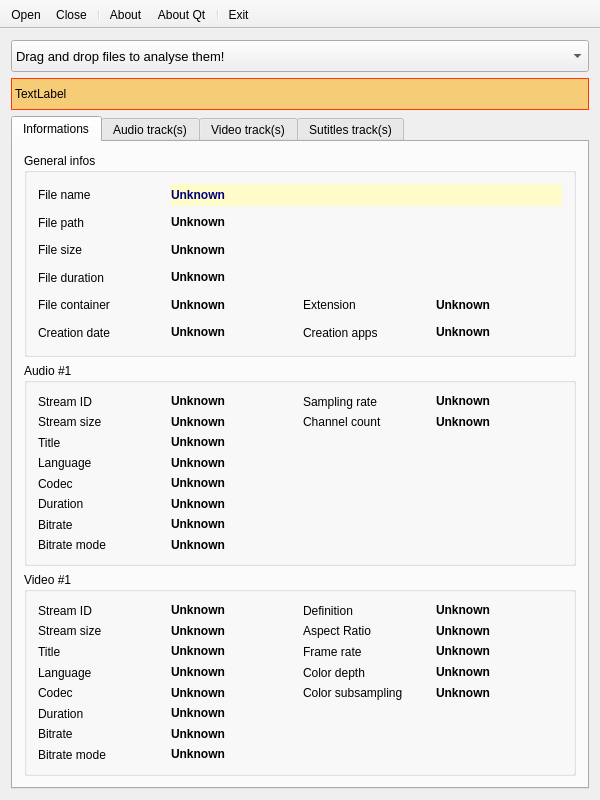
Old version of the form mini_analyser/ui/mainwindow.ui in the repository emericg/MiniVideo.
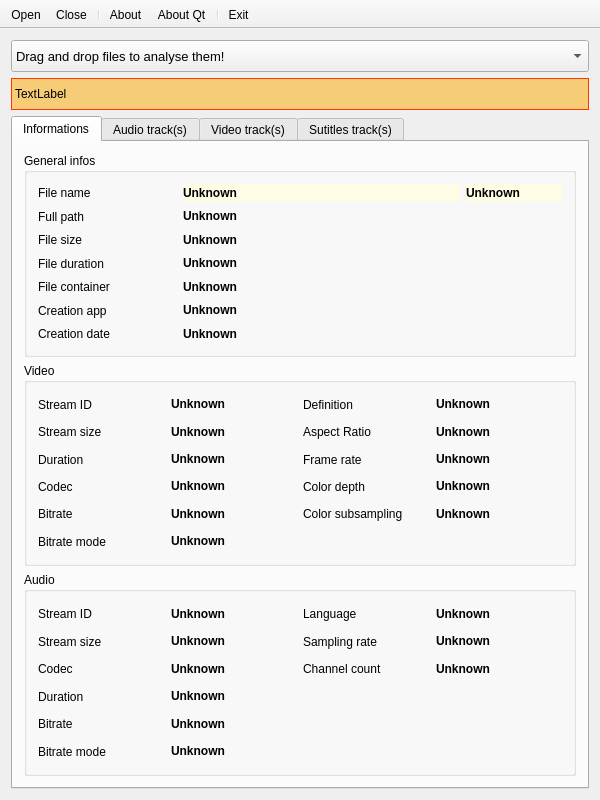
New version of the form. Icons and pictures are not drawn.

The edit to the form file:
```diff
--- a/mini_analyser/ui/mainwindow.ui
+++ b/mini_analyser/ui/mainwindow.ui
@@ -60,85 +60,8 @@
            <string>General infos</string>
           </property>
           <layout class="QGridLayout" name="gridLayout_2">
-           <item row="0" column="1" colspan="3">
-            <widget class="QLabel" name="label_2">
-             <property name="font">
-              <font>
-               <weight>75</weight>
-               <bold>true</bold>
-              </font>
-             </property>
-             <property name="styleSheet">
-              <string notr="true">QLabel { background-color : rgb(255, 252, 202); color : rgb(0, 0, 127); }</string>
-             </property>
-             <property name="text">
-              <string>Unknown</string>
-             </property>
-             <property name="textInteractionFlags">
-              <set>Qt::LinksAccessibleByMouse|Qt::TextSelectableByKeyboard|Qt::TextSelectableByMouse</set>
-             </property>
-            </widget>
-           </item>
-           <item row="1" column="1" colspan="3">
-            <widget class="QLabel" name="label_10">
-             <property name="font">
-              <font>
-               <weight>75</weight>
-               <bold>true</bold>
-              </font>
-             </property>
-             <property name="text">
-              <string>Unknown</string>
-             </property>
-             <property name="textInteractionFlags">
-              <set>Qt::LinksAccessibleByMouse|Qt::TextSelectableByKeyboard|Qt::TextSelectableByMouse</set>
-             </property>
-            </widget>
-           </item>
-           <item row="1" column="0">
-            <widget class="QLabel" name="label_filepath">
-             <property name="font">
-              <font>
-               <weight>50</weight>
-               <bold>false</bold>
-              </font>
-             </property>
-             <property name="text">
-              <string>File path</string>
-             </property>
-            </widget>
-           </item>
-           <item row="3" column="1" colspan="3">
-            <widget class="QLabel" name="label_14">
-             <property name="font">
-              <font>
-               <weight>75</weight>
-               <bold>true</bold>
-              </font>
-             </property>
-             <property name="text">
-              <string>Unknown</string>
-             </property>
-             <property name="textInteractionFlags">
-              <set>Qt::LinksAccessibleByMouse|Qt::TextSelectableByKeyboard|Qt::TextSelectableByMouse</set>
-             </property>
-            </widget>
-           </item>
-           <item row="5" column="0">
-            <widget class="QLabel" name="label_creationdate">
-             <property name="font">
-              <font>
-               <weight>50</weight>
-               <bold>false</bold>
-              </font>
-             </property>
-             <property name="text">
-              <string>Creation date</string>
-             </property>
-            </widget>
-           </item>
            <item row="0" column="0">
-            <widget class="QLabel" name="label_filename">
+            <widget class="QLabel" name="label_0">
              <property name="font">
               <font>
                <weight>50</weight>
@@ -150,21 +73,65 @@
              </property>
             </widget>
            </item>
-           <item row="4" column="2">
-            <widget class="QLabel" name="label_filecontainer">
+           <item row="0" column="1" colspan="2">
+            <widget class="QLabel" name="label_filename">
              <property name="font">
               <font>
+               <weight>75</weight>
+               <bold>true</bold>
+              </font>
+             </property>
+             <property name="styleSheet">
+              <string notr="true">QLabel { background-color : rgb(255, 252, 230); color : rgb(0, 0, 0); }</string>
+             </property>
+             <property name="text">
+              <string>Unknown</string>
+             </property>
+             <property name="textInteractionFlags">
+              <set>Qt::LinksAccessibleByMouse|Qt::TextSelectableByKeyboard|Qt::TextSelectableByMouse</set>
+             </property>
+            </widget>
+           </item>
+           <item row="0" column="3">
+            <widget class="QLabel" name="label_container_extension">
+             <property name="maximumSize">
+              <size>
+               <width>96</width>
+               <height>16777215</height>
+              </size>
+             </property>
+             <property name="font">
+              <font>
+               <weight>75</weight>
+               <bold>true</bold>
+              </font>
+             </property>
+             <property name="styleSheet">
+              <string notr="true">QLabel { background-color : rgb(255, 252, 230); color : rgb(0, 0, 0); }</string>
+             </property>
+             <property name="text">
+              <string>Unknown</string>
+             </property>
+             <property name="textInteractionFlags">
+              <set>Qt::LinksAccessibleByMouse|Qt::TextSelectableByKeyboard|Qt::TextSelectableByMouse</set>
+             </property>
+            </widget>
+           </item>
+           <item row="1" column="0">
+            <widget class="QLabel" name="label_1">
+             <property name="font">
+              <font>
                <weight>50</weight>
                <bold>false</bold>
               </font>
              </property>
              <property name="text">
-              <string>Extension</string>
+              <string>Full path</string>
              </property>
             </widget>
            </item>
-           <item row="5" column="1">
-            <widget class="QLabel" name="label_15">
+           <item row="1" column="1" colspan="3">
+            <widget class="QLabel" name="label_fullpath">
              <property name="font">
               <font>
                <weight>75</weight>
@@ -179,8 +146,8 @@
              </property>
             </widget>
            </item>
-           <item row="3" column="0">
-            <widget class="QLabel" name="label_4">
+           <item row="2" column="0">
+            <widget class="QLabel" name="label_2">
              <property name="font">
               <font>
                <weight>50</weight>
@@ -188,7 +155,7 @@
               </font>
              </property>
              <property name="text">
-              <string>File duration</string>
+              <string>File size</string>
              </property>
             </widget>
            </item>
@@ -208,39 +175,7 @@
              </property>
             </widget>
            </item>
-           <item row="4" column="3">
-            <widget class="QLabel" name="label_12">
-             <property name="font">
-              <font>
-               <weight>75</weight>
-               <bold>true</bold>
-              </font>
-             </property>
-             <property name="text">
-              <string>Unknown</string>
-             </property>
-             <property name="textInteractionFlags">
-              <set>Qt::LinksAccessibleByMouse|Qt::TextSelectableByKeyboard|Qt::TextSelectableByMouse</set>
-             </property>
-            </widget>
-           </item>
-           <item row="4" column="1">
-            <widget class="QLabel" name="label_11">
-             <property name="font">
-              <font>
-               <weight>75</weight>
-               <bold>true</bold>
-              </font>
-             </property>
-             <property name="text">
-              <string>Unknown</string>
-             </property>
-             <property name="textInteractionFlags">
-              <set>Qt::LinksAccessibleByMouse|Qt::TextSelectableByKeyboard|Qt::TextSelectableByMouse</set>
-             </property>
-            </widget>
-           </item>
-           <item row="2" column="0">
+           <item row="3" column="0">
             <widget class="QLabel" name="label_3">
              <property name="font">
               <font>
@@ -249,28 +184,12 @@
               </font>
              </property>
              <property name="text">
-              <string>File size</string>
-             </property>
-            </widget>
-           </item>
-           <item row="5" column="3">
-            <widget class="QLabel" name="label_16">
-             <property name="font">
-              <font>
-               <weight>75</weight>
-               <bold>true</bold>
-              </font>
-             </property>
-             <property name="text">
-              <string>Unknown</string>
-             </property>
-             <property name="textInteractionFlags">
-              <set>Qt::LinksAccessibleByMouse|Qt::TextSelectableByKeyboard|Qt::TextSelectableByMouse</set>
+              <string>File duration</string>
              </property>
             </widget>
            </item>
            <item row="4" column="0">
-            <widget class="QLabel" name="label_fileextension">
+            <widget class="QLabel" name="label_4">
              <property name="font">
               <font>
                <weight>50</weight>
@@ -282,221 +201,34 @@
              </property>
             </widget>
            </item>
-           <item row="5" column="2">
-            <widget class="QLabel" name="label_creationapps">
-             <property name="font">
-              <font>
-               <weight>50</weight>
-               <bold>false</bold>
-              </font>
-             </property>
-             <property name="text">
-              <string>Creation apps</string>
-             </property>
-            </widget>
-           </item>
-          </layout>
-         </widget>
-        </item>
-        <item>
-         <widget class="QGroupBox" name="groupBox_audio1">
-          <property name="title">
-           <string>Audio #1</string>
-          </property>
-          <layout class="QGridLayout" name="gridLayout_4">
-           <item row="0" column="0">
-            <widget class="QLabel" name="label_21">
-             <property name="text">
-              <string>Stream ID</string>
-             </property>
-            </widget>
-           </item>
-           <item row="0" column="1">
-            <widget class="QLabel" name="label_25">
-             <property name="font">
-              <font>
-               <weight>75</weight>
-               <bold>true</bold>
-              </font>
-             </property>
-             <property name="text">
-              <string>Unknown</string>
-             </property>
-             <property name="textInteractionFlags">
-              <set>Qt::LinksAccessibleByMouse|Qt::TextSelectableByKeyboard|Qt::TextSelectableByMouse</set>
-             </property>
-            </widget>
-           </item>
-           <item row="0" column="2">
-            <widget class="QLabel" name="label_43">
-             <property name="text">
-              <string>Sampling rate</string>
-             </property>
-            </widget>
-           </item>
-           <item row="0" column="3">
-            <widget class="QLabel" name="label_53">
-             <property name="font">
-              <font>
-               <weight>75</weight>
-               <bold>true</bold>
-              </font>
-             </property>
-             <property name="text">
-              <string>Unknown</string>
-             </property>
-             <property name="textInteractionFlags">
-              <set>Qt::LinksAccessibleByMouse|Qt::TextSelectableByKeyboard|Qt::TextSelectableByMouse</set>
-             </property>
-            </widget>
-           </item>
-           <item row="1" column="0">
-            <widget class="QLabel" name="label_22">
-             <property name="text">
-              <string>Stream size</string>
-             </property>
-            </widget>
-           </item>
-           <item row="1" column="1">
-            <widget class="QLabel" name="label_26">
-             <property name="font">
-              <font>
-               <weight>75</weight>
-               <bold>true</bold>
-              </font>
-             </property>
-             <property name="text">
-              <string>Unknown</string>
-             </property>
-             <property name="textInteractionFlags">
-              <set>Qt::LinksAccessibleByMouse|Qt::TextSelectableByKeyboard|Qt::TextSelectableByMouse</set>
-             </property>
-            </widget>
-           </item>
-           <item row="1" column="2">
-            <widget class="QLabel" name="label_45">
-             <property name="text">
-              <string>Channel count</string>
-             </property>
-            </widget>
-           </item>
-           <item row="1" column="3">
-            <widget class="QLabel" name="label_54">
-             <property name="font">
-              <font>
-               <weight>75</weight>
-               <bold>true</bold>
-              </font>
-             </property>
-             <property name="text">
-              <string>Unknown</string>
-             </property>
-             <property name="textInteractionFlags">
-              <set>Qt::LinksAccessibleByMouse|Qt::TextSelectableByKeyboard|Qt::TextSelectableByMouse</set>
-             </property>
-            </widget>
-           </item>
-           <item row="2" column="0">
-            <widget class="QLabel" name="label_23">
-             <property name="text">
-              <string>Title</string>
-             </property>
-            </widget>
-           </item>
-           <item row="2" column="1">
-            <widget class="QLabel" name="label_29">
-             <property name="font">
-              <font>
-               <weight>75</weight>
-               <bold>true</bold>
-              </font>
-             </property>
-             <property name="text">
-              <string>Unknown</string>
-             </property>
-             <property name="textInteractionFlags">
-              <set>Qt::LinksAccessibleByMouse|Qt::TextSelectableByKeyboard|Qt::TextSelectableByMouse</set>
-             </property>
-            </widget>
-           </item>
-           <item row="3" column="0">
-            <widget class="QLabel" name="label_24">
-             <property name="text">
-              <string>Language</string>
-             </property>
-            </widget>
-           </item>
-           <item row="3" column="1">
-            <widget class="QLabel" name="label_27">
-             <property name="font">
-              <font>
-               <weight>75</weight>
-               <bold>true</bold>
-              </font>
-             </property>
-             <property name="text">
-              <string>Unknown</string>
-             </property>
-             <property name="textInteractionFlags">
-              <set>Qt::LinksAccessibleByMouse|Qt::TextSelectableByKeyboard|Qt::TextSelectableByMouse</set>
-             </property>
-            </widget>
-           </item>
-           <item row="4" column="0">
-            <widget class="QLabel" name="label_17">
-             <property name="text">
-              <string>Codec</string>
-             </property>
-            </widget>
-           </item>
-           <item row="4" column="1">
-            <widget class="QLabel" name="label_28">
-             <property name="font">
-              <font>
-               <weight>75</weight>
-               <bold>true</bold>
-              </font>
-             </property>
-             <property name="text">
-              <string>Unknown</string>
-             </property>
-             <property name="textInteractionFlags">
-              <set>Qt::LinksAccessibleByMouse|Qt::TextSelectableByKeyboard|Qt::TextSelectableByMouse</set>
-             </property>
-            </widget>
-           </item>
            <item row="5" column="0">
-            <widget class="QLabel" name="label_18">
-             <property name="text">
-              <string>Duration</string>
-             </property>
-            </widget>
-           </item>
-           <item row="5" column="1">
-            <widget class="QLabel" name="label_30">
+            <widget class="QLabel" name="label_6">
              <property name="font">
               <font>
-               <weight>75</weight>
-               <bold>true</bold>
+               <weight>50</weight>
+               <bold>false</bold>
               </font>
              </property>
              <property name="text">
-              <string>Unknown</string>
-             </property>
-             <property name="textInteractionFlags">
-              <set>Qt::LinksAccessibleByMouse|Qt::TextSelectableByKeyboard|Qt::TextSelectableByMouse</set>
+              <string>Creation app</string>
              </property>
             </widget>
            </item>
            <item row="6" column="0">
-            <widget class="QLabel" name="label_19">
+            <widget class="QLabel" name="label_5">
+             <property name="font">
+              <font>
+               <weight>50</weight>
+               <bold>false</bold>
+              </font>
+             </property>
              <property name="text">
-              <string>Bitrate</string>
+              <string>Creation date</string>
              </property>
             </widget>
            </item>
-           <item row="6" column="1">
-            <widget class="QLabel" name="label_31">
+           <item row="6" column="1" colspan="3">
+            <widget class="QLabel" name="label_creationdate">
              <property name="font">
               <font>
                <weight>75</weight>
@@ -511,15 +243,37 @@
              </property>
             </widget>
            </item>
-           <item row="7" column="0">
-            <widget class="QLabel" name="label_20">
+           <item row="4" column="1" colspan="3">
+            <widget class="QLabel" name="label_container">
+             <property name="font">
+              <font>
+               <weight>75</weight>
+               <bold>true</bold>
+              </font>
+             </property>
              <property name="text">
-              <string>Bitrate mode</string>
+              <string>Unknown</string>
              </property>
             </widget>
            </item>
-           <item row="7" column="1">
-            <widget class="QLabel" name="label_32">
+           <item row="3" column="1" colspan="3">
+            <widget class="QLabel" name="label_duration">
+             <property name="font">
+              <font>
+               <weight>75</weight>
+               <bold>true</bold>
+              </font>
+             </property>
+             <property name="text">
+              <string>Unknown</string>
+             </property>
+             <property name="textInteractionFlags">
+              <set>Qt::LinksAccessibleByMouse|Qt::TextSelectableByKeyboard|Qt::TextSelectableByMouse</set>
+             </property>
+            </widget>
+           </item>
+           <item row="5" column="1" colspan="3">
+            <widget class="QLabel" name="label_creationapp">
              <property name="font">
               <font>
                <weight>75</weight>
@@ -540,9 +294,16 @@
         <item>
          <widget class="QGroupBox" name="groupBox_video1">
           <property name="title">
-           <string>Video #1</string>
+           <string>Video</string>
           </property>
           <layout class="QGridLayout" name="gridLayout_3">
+           <item row="8" column="0">
+            <widget class="QLabel" name="label_48">
+             <property name="text">
+              <string>Bitrate mode</string>
+             </property>
+            </widget>
+           </item>
            <item row="0" column="0">
             <widget class="QLabel" name="label_34">
              <property name="text">
@@ -620,30 +381,7 @@
             </widget>
            </item>
            <item row="1" column="3">
-            <widget class="QLabel" name="label_51">
-             <property name="font">
-              <font>
-               <weight>75</weight>
-               <bold>true</bold>
-              </font>
-             </property>
-             <property name="text">
-              <string>Unknown</string>
-             </property>
-             <property name="textInteractionFlags">
-              <set>Qt::LinksAccessibleByMouse|Qt::TextSelectableByKeyboard|Qt::TextSelectableByMouse</set>
-             </property>
-            </widget>
-           </item>
-           <item row="2" column="0">
-            <widget class="QLabel" name="label_44">
-             <property name="text">
-              <string>Title</string>
-             </property>
-            </widget>
-           </item>
-           <item row="2" column="1">
-            <widget class="QLabel" name="label_58">
+            <widget class="QLabel" name="label_video_ar">
              <property name="font">
               <font>
                <weight>75</weight>
@@ -681,38 +419,15 @@
              </property>
             </widget>
            </item>
-           <item row="3" column="0">
-            <widget class="QLabel" name="label_39">
-             <property name="text">
-              <string>Language</string>
-             </property>
-            </widget>
-           </item>
-           <item row="3" column="1">
-            <widget class="QLabel" name="label_59">
-             <property name="font">
-              <font>
-               <weight>75</weight>
-               <bold>true</bold>
-              </font>
-             </property>
-             <property name="text">
-              <string>Unknown</string>
-             </property>
-             <property name="textInteractionFlags">
-              <set>Qt::LinksAccessibleByMouse|Qt::TextSelectableByKeyboard|Qt::TextSelectableByMouse</set>
-             </property>
-            </widget>
-           </item>
-           <item row="3" column="2">
+           <item row="4" column="2">
             <widget class="QLabel" name="label_38">
              <property name="text">
               <string>Color depth</string>
              </property>
             </widget>
            </item>
-           <item row="3" column="3">
-            <widget class="QLabel" name="label_55">
+           <item row="4" column="3">
+            <widget class="QLabel" name="label_video_color_depth">
              <property name="font">
               <font>
                <weight>75</weight>
@@ -727,38 +442,31 @@
              </property>
             </widget>
            </item>
-           <item row="4" column="0">
-            <widget class="QLabel" name="label_42">
-             <property name="text">
-              <string>Codec</string>
-             </property>
-            </widget>
-           </item>
-           <item row="4" column="1">
-            <widget class="QLabel" name="label_49">
-             <property name="font">
-              <font>
-               <weight>75</weight>
-               <bold>true</bold>
-              </font>
-             </property>
-             <property name="text">
-              <string>Unknown</string>
-             </property>
-             <property name="textInteractionFlags">
-              <set>Qt::LinksAccessibleByMouse|Qt::TextSelectableByKeyboard|Qt::TextSelectableByMouse</set>
-             </property>
-            </widget>
-           </item>
-           <item row="4" column="2">
+           <item row="5" column="2">
             <widget class="QLabel" name="label_40">
              <property name="text">
               <string>Color subsampling</string>
              </property>
             </widget>
            </item>
-           <item row="4" column="3">
-            <widget class="QLabel" name="label_56">
+           <item row="5" column="3">
+            <widget class="QLabel" name="label_video_color_subsampling">
+             <property name="font">
+              <font>
+               <weight>75</weight>
+               <bold>true</bold>
+              </font>
+             </property>
+             <property name="text">
+              <string>Unknown</string>
+             </property>
+             <property name="textInteractionFlags">
+              <set>Qt::LinksAccessibleByMouse|Qt::TextSelectableByKeyboard|Qt::TextSelectableByMouse</set>
+             </property>
+            </widget>
+           </item>
+           <item row="8" column="1">
+            <widget class="QLabel" name="label_video_bitratemode">
              <property name="font">
               <font>
                <weight>75</weight>
@@ -774,37 +482,14 @@
             </widget>
            </item>
            <item row="5" column="0">
-            <widget class="QLabel" name="label_41">
-             <property name="text">
-              <string>Duration</string>
-             </property>
-            </widget>
-           </item>
-           <item row="5" column="1">
-            <widget class="QLabel" name="label_60">
-             <property name="font">
-              <font>
-               <weight>75</weight>
-               <bold>true</bold>
-              </font>
-             </property>
-             <property name="text">
-              <string>Unknown</string>
-             </property>
-             <property name="textInteractionFlags">
-              <set>Qt::LinksAccessibleByMouse|Qt::TextSelectableByKeyboard|Qt::TextSelectableByMouse</set>
-             </property>
-            </widget>
-           </item>
-           <item row="6" column="0">
             <widget class="QLabel" name="label_47">
              <property name="text">
               <string>Bitrate</string>
              </property>
             </widget>
            </item>
-           <item row="6" column="1">
-            <widget class="QLabel" name="label_61">
+           <item row="5" column="1">
+            <widget class="QLabel" name="label_video_bitrate">
              <property name="font">
               <font>
                <weight>75</weight>
@@ -819,15 +504,254 @@
              </property>
             </widget>
            </item>
-           <item row="7" column="0">
-            <widget class="QLabel" name="label_48">
+           <item row="2" column="0">
+            <widget class="QLabel" name="label_41">
+             <property name="text">
+              <string>Duration</string>
+             </property>
+            </widget>
+           </item>
+           <item row="4" column="0">
+            <widget class="QLabel" name="label_42">
+             <property name="text">
+              <string>Codec</string>
+             </property>
+            </widget>
+           </item>
+           <item row="2" column="1">
+            <widget class="QLabel" name="label_video_duration">
+             <property name="font">
+              <font>
+               <weight>75</weight>
+               <bold>true</bold>
+              </font>
+             </property>
+             <property name="text">
+              <string>Unknown</string>
+             </property>
+             <property name="textInteractionFlags">
+              <set>Qt::LinksAccessibleByMouse|Qt::TextSelectableByKeyboard|Qt::TextSelectableByMouse</set>
+             </property>
+            </widget>
+           </item>
+           <item row="4" column="1">
+            <widget class="QLabel" name="label_video_codec">
+             <property name="font">
+              <font>
+               <weight>75</weight>
+               <bold>true</bold>
+              </font>
+             </property>
+             <property name="text">
+              <string>Unknown</string>
+             </property>
+             <property name="textInteractionFlags">
+              <set>Qt::LinksAccessibleByMouse|Qt::TextSelectableByKeyboard|Qt::TextSelectableByMouse</set>
+             </property>
+            </widget>
+           </item>
+          </layout>
+         </widget>
+        </item>
+        <item>
+         <widget class="QGroupBox" name="groupBox_audio">
+          <property name="title">
+           <string>Audio</string>
+          </property>
+          <layout class="QGridLayout" name="gridLayout_4">
+           <item row="0" column="0">
+            <widget class="QLabel" name="label_21">
+             <property name="text">
+              <string>Stream ID</string>
+             </property>
+            </widget>
+           </item>
+           <item row="0" column="1">
+            <widget class="QLabel" name="label_audio_id">
+             <property name="font">
+              <font>
+               <weight>75</weight>
+               <bold>true</bold>
+              </font>
+             </property>
+             <property name="text">
+              <string>Unknown</string>
+             </property>
+             <property name="textInteractionFlags">
+              <set>Qt::LinksAccessibleByMouse|Qt::TextSelectableByKeyboard|Qt::TextSelectableByMouse</set>
+             </property>
+            </widget>
+           </item>
+           <item row="1" column="1">
+            <widget class="QLabel" name="label_audio_size">
+             <property name="font">
+              <font>
+               <weight>75</weight>
+               <bold>true</bold>
+              </font>
+             </property>
+             <property name="text">
+              <string>Unknown</string>
+             </property>
+             <property name="textInteractionFlags">
+              <set>Qt::LinksAccessibleByMouse|Qt::TextSelectableByKeyboard|Qt::TextSelectableByMouse</set>
+             </property>
+            </widget>
+           </item>
+           <item row="4" column="0">
+            <widget class="QLabel" name="label_18">
+             <property name="text">
+              <string>Duration</string>
+             </property>
+            </widget>
+           </item>
+           <item row="5" column="0">
+            <widget class="QLabel" name="label_19">
+             <property name="text">
+              <string>Bitrate</string>
+             </property>
+            </widget>
+           </item>
+           <item row="6" column="0">
+            <widget class="QLabel" name="label_20">
              <property name="text">
               <string>Bitrate mode</string>
              </property>
             </widget>
            </item>
-           <item row="7" column="1">
-            <widget class="QLabel" name="label_62">
+           <item row="4" column="1">
+            <widget class="QLabel" name="label_audio_duration">
+             <property name="font">
+              <font>
+               <weight>75</weight>
+               <bold>true</bold>
+              </font>
+             </property>
+             <property name="text">
+              <string>Unknown</string>
+             </property>
+             <property name="textInteractionFlags">
+              <set>Qt::LinksAccessibleByMouse|Qt::TextSelectableByKeyboard|Qt::TextSelectableByMouse</set>
+             </property>
+            </widget>
+           </item>
+           <item row="1" column="0">
+            <widget class="QLabel" name="label_22">
+             <property name="text">
+              <string>Stream size</string>
+             </property>
+            </widget>
+           </item>
+           <item row="5" column="1">
+            <widget class="QLabel" name="label_audio_bitrate">
+             <property name="font">
+              <font>
+               <weight>75</weight>
+               <bold>true</bold>
+              </font>
+             </property>
+             <property name="text">
+              <string>Unknown</string>
+             </property>
+             <property name="textInteractionFlags">
+              <set>Qt::LinksAccessibleByMouse|Qt::TextSelectableByKeyboard|Qt::TextSelectableByMouse</set>
+             </property>
+            </widget>
+           </item>
+           <item row="6" column="1">
+            <widget class="QLabel" name="label_audio_bitrate_mode">
+             <property name="font">
+              <font>
+               <weight>75</weight>
+               <bold>true</bold>
+              </font>
+             </property>
+             <property name="text">
+              <string>Unknown</string>
+             </property>
+             <property name="textInteractionFlags">
+              <set>Qt::LinksAccessibleByMouse|Qt::TextSelectableByKeyboard|Qt::TextSelectableByMouse</set>
+             </property>
+            </widget>
+           </item>
+           <item row="2" column="2">
+            <widget class="QLabel" name="label_45">
+             <property name="text">
+              <string>Channel count</string>
+             </property>
+            </widget>
+           </item>
+           <item row="2" column="3">
+            <widget class="QLabel" name="label_audio_channels">
+             <property name="font">
+              <font>
+               <weight>75</weight>
+               <bold>true</bold>
+              </font>
+             </property>
+             <property name="text">
+              <string>Unknown</string>
+             </property>
+             <property name="textInteractionFlags">
+              <set>Qt::LinksAccessibleByMouse|Qt::TextSelectableByKeyboard|Qt::TextSelectableByMouse</set>
+             </property>
+            </widget>
+           </item>
+           <item row="1" column="3">
+            <widget class="QLabel" name="label_audio_samplingrate">
+             <property name="font">
+              <font>
+               <weight>75</weight>
+               <bold>true</bold>
+              </font>
+             </property>
+             <property name="text">
+              <string>Unknown</string>
+             </property>
+             <property name="textInteractionFlags">
+              <set>Qt::LinksAccessibleByMouse|Qt::TextSelectableByKeyboard|Qt::TextSelectableByMouse</set>
+             </property>
+            </widget>
+           </item>
+           <item row="1" column="2">
+            <widget class="QLabel" name="label_43">
+             <property name="text">
+              <string>Sampling rate</string>
+             </property>
+            </widget>
+           </item>
+           <item row="0" column="2">
+            <widget class="QLabel" name="label_24">
+             <property name="text">
+              <string>Language</string>
+             </property>
+            </widget>
+           </item>
+           <item row="0" column="3">
+            <widget class="QLabel" name="label_audio_lng">
+             <property name="font">
+              <font>
+               <weight>75</weight>
+               <bold>true</bold>
+              </font>
+             </property>
+             <property name="text">
+              <string>Unknown</string>
+             </property>
+             <property name="textInteractionFlags">
+              <set>Qt::LinksAccessibleByMouse|Qt::TextSelectableByKeyboard|Qt::TextSelectableByMouse</set>
+             </property>
+            </widget>
+           </item>
+           <item row="2" column="0">
+            <widget class="QLabel" name="label_17">
+             <property name="text">
+              <string>Codec</string>
+             </property>
+            </widget>
+           </item>
+           <item row="2" column="1">
+            <widget class="QLabel" name="label_audio_codec">
              <property name="font">
               <font>
                <weight>75</weight>
```
Left out of the diff: 15 changed lines with no effect on the pictures.
